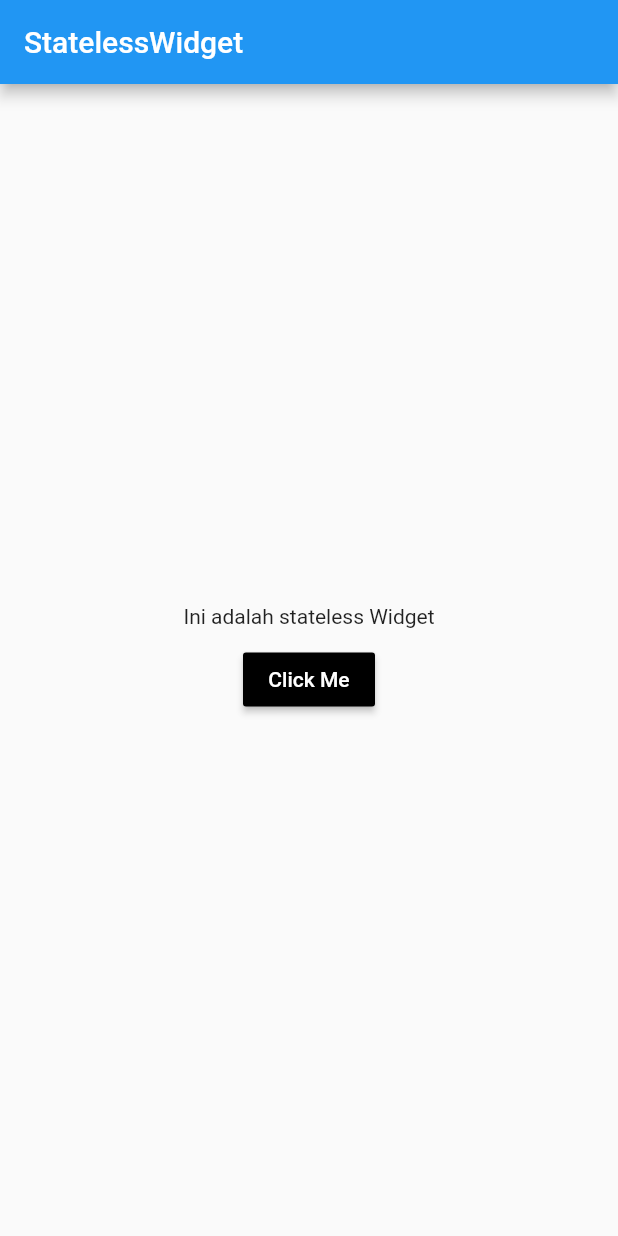
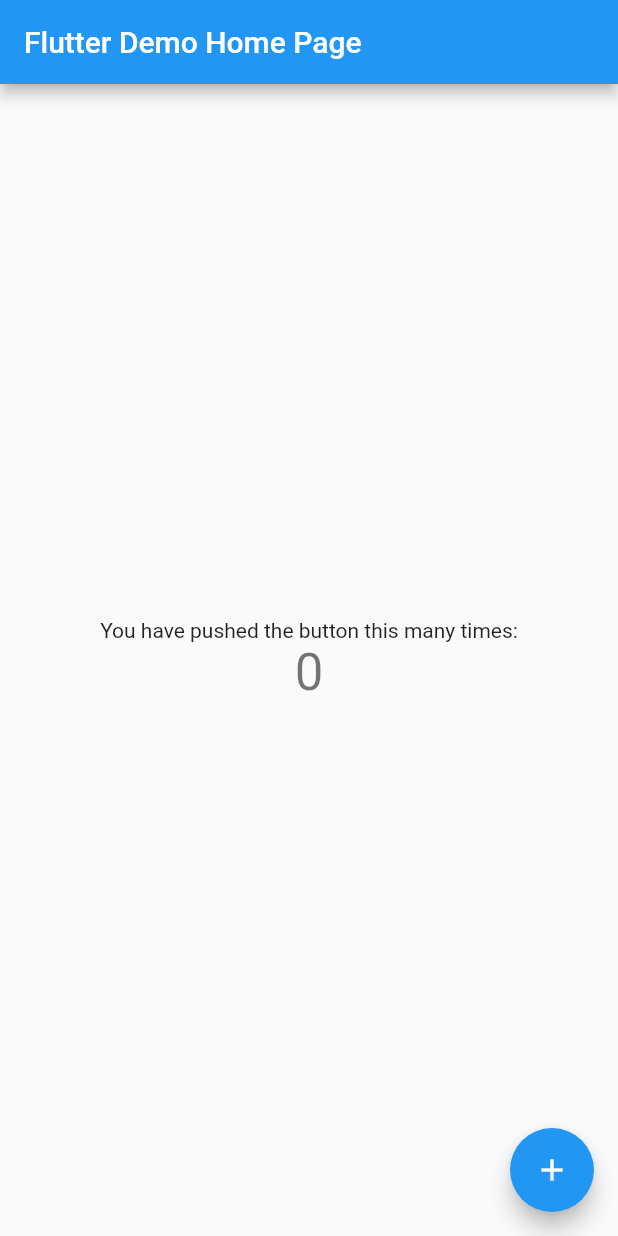
Before and after one commit to gistyaa/crud_firebase_flutter, a Flutter app: the screen it shows after launch, on a phone screen of 412 x 824 dp. Run offline on Flutter 3.47's test engine with Material 2 defaults, Android fonts, the phone set to English and light mode, and no system bars.

```diff
--- a/crud_firebase_flutter/lib/main.dart
+++ b/crud_firebase_flutter/lib/main.dart
@@ -1,42 +1,90 @@
 import 'package:flutter/material.dart';
-import 'package:flutter/widgets.dart';
 
-void main() {
-  runApp(MaterialApp(
-    title: "Flutter Widget",
-    debugShowCheckedModeBanner: false,
-    home: MyApp(),
-  ));
+void main() => runApp(MyApp());
+
+class MyApp extends StatelessWidget {
+  // This widget is the root of your application.
+  @override
+  Widget build(BuildContext context) {
+    return MaterialApp(
+      title: 'Flutter Demo',
+      theme: ThemeData(
+
+        primarySwatch: Colors.blue,
+      ),
+      home: MyHomePage(title: 'Flutter Demo Home Page'),
+    );
+  }
 }
 
-class MyApp extends StatelessWidget {
+class MyHomePage extends StatefulWidget {
+  MyHomePage({Key key, this.title}) : super(key: key);
+
+  // This widget is the home page of your application. It is stateful, meaning
+  // that it has a State object (defined below) that contains fields that affect
+  // how it looks.
+
+  // This class is the configuration for the state. It holds the values (in this
+  // case the title) provided by the parent (in this case the App widget) and
+  // used by the build method of the State. Fields in a Widget subclass are
+  // always marked "final".
+
+  final String title;
+
+  @override
+  _MyHomePageState createState() => _MyHomePageState();
+}
+
+class _MyHomePageState extends State<MyHomePage> {
+  int _counter = 0;
+
+  void _incrementCounter() {
+    setState(() {
+      // This call to setState tells the Flutter framework that something has
+      // changed in this State, which causes it to rerun the build method below
+      // so that the display can reflect the updated values. If we changed
+      // _counter without calling setState(), then the build method would not be
+      // called again, and so nothing would appear to happen.
+      _counter++;
+    });
+  }
+
   @override
   Widget build(BuildContext context) {
+    // This method is rerun every time setState is called, for instance as done
+    // by the _incrementCounter method above.
+    //
+    // The Flutter framework has been optimized to make rerunning build methods
+    // fast, so that you can just rebuild anything that needs updating rather
+    // than having to individually change instances of widgets.
     return Scaffold(
       appBar: AppBar(
-        title: Text("StatelessWidget"),
+        // Here we take the value from the MyHomePage object that was created by
+        // the App.build method, and use it to set our appbar title.
+        title: Text(widget.title),
       ),
       body: Center(
+        // Center is a layout widget. It takes a single child and positions it
+        // in the middle of the parent.
         child: Column(
+
           mainAxisAlignment: MainAxisAlignment.center,
           children: <Widget>[
             Text(
-                "Ini adalah stateless Widget",
+              'You have pushed the button this many times:',
             ),
-            Padding(
-                padding: EdgeInsets.only(bottom: 10.0),
-            ),
-            MaterialButton(
-              onPressed: (){},
-              color: Colors.black,
-              child: Text(
-                "Click Me",
-                style: TextStyle(color: Colors.white),
-              ),
+            Text(
+              '$_counter',
+              style: Theme.of(context).textTheme.display1,
             ),
           ],
         ),
       ),
+      floatingActionButton: FloatingActionButton(
+        onPressed: _incrementCounter,
+        tooltip: 'Increment',
+        child: Icon(Icons.add),
+      ), // This trailing comma makes auto-formatting nicer for build methods.
     );
   }
 }
--- a/crud_firebase_flutter/pubspec.yaml
+++ b/crud_firebase_flutter/pubspec.yaml
@@ -23,6 +23,9 @@ dependencies:
   # The following adds the Cupertino Icons font to your application.
   # Use with the CupertinoIcons class for iOS style icons.
   cupertino_icons: ^0.1.2
+  firebase_auth:
+  google_sign_in:
+  cloud_firestore: ^0.7.0
 
 dev_dependencies:
   flutter_test:
```
Also changed, not shown: 3 other files.
